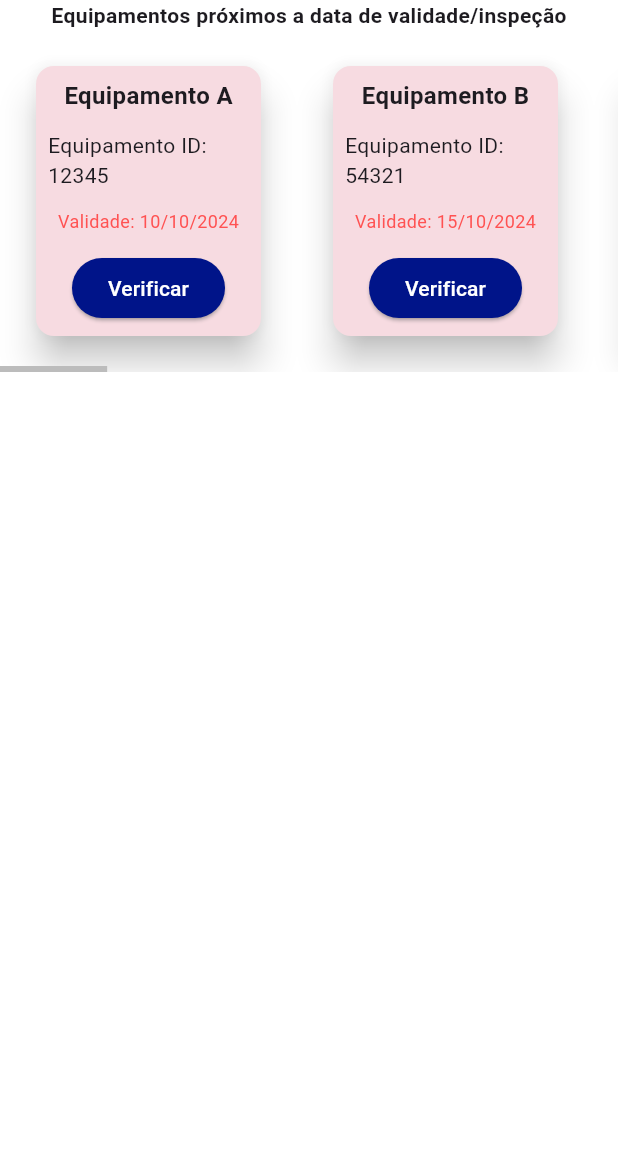
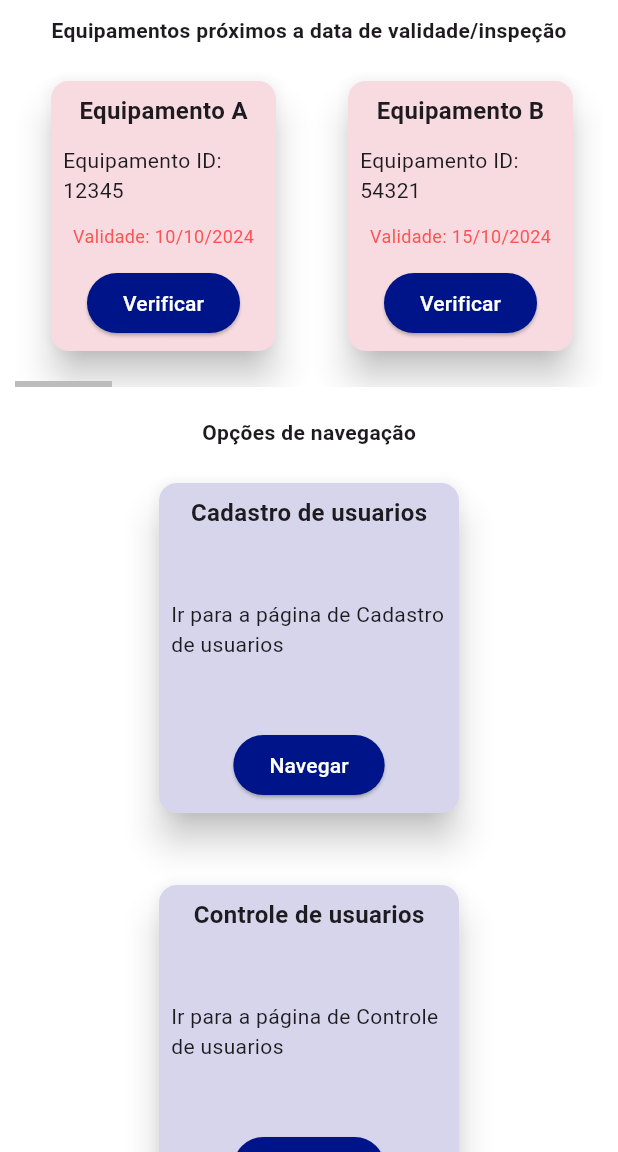
Before and after one commit to murilomolina/PI_Metro, a Flutter app: the screen it shows after launch, on a phone screen of 412 x 824 dp, the part 84-1236 px from its top. Run offline on Flutter 3.47's test engine with Material 3 defaults, Android fonts, the phone set to English and light mode, and no system bars.

Commit message:
implementação de cards contendo botões de navegação para outras páginas

```diff
--- a/metro_web/lib/pages/home_page.dart
+++ b/metro_web/lib/pages/home_page.dart
@@ -1,4 +1,5 @@
 import 'package:flutter/material.dart';
+import 'package:metro_web/widgets/card_nav_list.dart';
 import 'package:metro_web/widgets/custom_app_bar.dart';
 import 'package:metro_web/widgets/custom_drawer.dart';
 import 'package:metro_web/widgets/card_list.dart';
@@ -42,14 +43,24 @@ class _HomePageState extends State<HomePage> {
     return Scaffold(
       appBar: const CustomAppBar(),
       drawer: const CustomDrawer(),
-      body: Column(
+      body: SingleChildScrollView(
+        scrollDirection: Axis.vertical,
+        child: Column(
           mainAxisAlignment: MainAxisAlignment.start,
           children: [
-          CardList(
+            Padding(
+              padding: const EdgeInsets.all(10.0),
+              child: CardList(
                 equipamentos: equipamentos,
                 scrollController: _scrollController,
               ),
+            ),
+            const Padding(
+              padding: EdgeInsets.all(10.0),
+              child: CardNavList(),
+            ),
           ],
+        ),
       ),
     );
   }
--- /dev/null
+++ b/metro_web/lib/widgets/card_nav_list.dart
@@ -0,0 +1,37 @@
+import 'package:flutter/material.dart';
+import 'package:metro_web/pages/home_page.dart';
+import 'package:metro_web/widgets/card_navigator.dart';
+
+class CardNavList extends StatelessWidget {
+  const CardNavList({super.key});
+
+  @override
+  Widget build(BuildContext context) {
+    return const Column(
+      children: [
+        Row(
+          mainAxisAlignment: MainAxisAlignment.center,
+          children: [
+            Text(
+              "Opções de navegação",
+              style: TextStyle(fontWeight: FontWeight.bold),
+            ),
+          ],
+        ),
+        Padding(
+              padding: EdgeInsets.symmetric(vertical: 20.0),
+              child: Wrap(
+                spacing: 40.0,
+                runSpacing: 40.0,
+                children: [
+                  CardNavigator(titulo: 'Cadastro de usuarios', paginaDestino: HomePage()),
+                  CardNavigator(titulo: 'Controle de usuarios', paginaDestino: HomePage()),
+                  CardNavigator(titulo: 'Controle de equipamentos', paginaDestino: HomePage()),
+                  CardNavigator(titulo: 'Cadastro de equipamentos', paginaDestino: HomePage()),
+                ],
+              ),
+            )
+      ],
+    );
+  }
+}
--- /dev/null
+++ b/metro_web/lib/widgets/card_navigator.dart
@@ -0,0 +1,55 @@
+import 'package:flutter/material.dart';
+
+class CardNavigator extends StatelessWidget{
+  final String titulo;
+  final Widget paginaDestino;
+
+  const CardNavigator({super.key, required this.titulo, required this.paginaDestino});
+
+
+  @override
+  Widget build(BuildContext context) {
+    return Card(
+      elevation: 10,
+      surfaceTintColor: Theme.of(context).primaryColor,
+      child: Container(
+        width: 200,
+        height: 220,
+        padding: const EdgeInsets.all(8),
+        child: Column(
+          crossAxisAlignment: CrossAxisAlignment.center,
+          mainAxisAlignment: MainAxisAlignment.spaceBetween,
+          children: [
+            // Título em destaque
+            Text(
+              titulo,
+              style: const TextStyle(
+                fontSize: 16,
+                fontWeight: FontWeight.bold, // destaque no título
+              ),
+            ),
+
+            // Texto do equipamento puxado do banco de dados
+            Text(
+              "Ir para a página de $titulo",
+              style: const TextStyle(fontSize: 14),
+            ),
+
+
+            // Botão para verificar
+            ElevatedButton(
+              onPressed:  () {
+              Navigator.pop(context);
+               Navigator.push(
+                context,
+                MaterialPageRoute(builder: (context) =>  paginaDestino),
+              );
+            },
+              child: const Text('Navegar'),
+            ),
+          ],
+        ),
+      ),
+    );
+  }
+}
```
Lines whose indentation alone changed are shown as unchanged.
